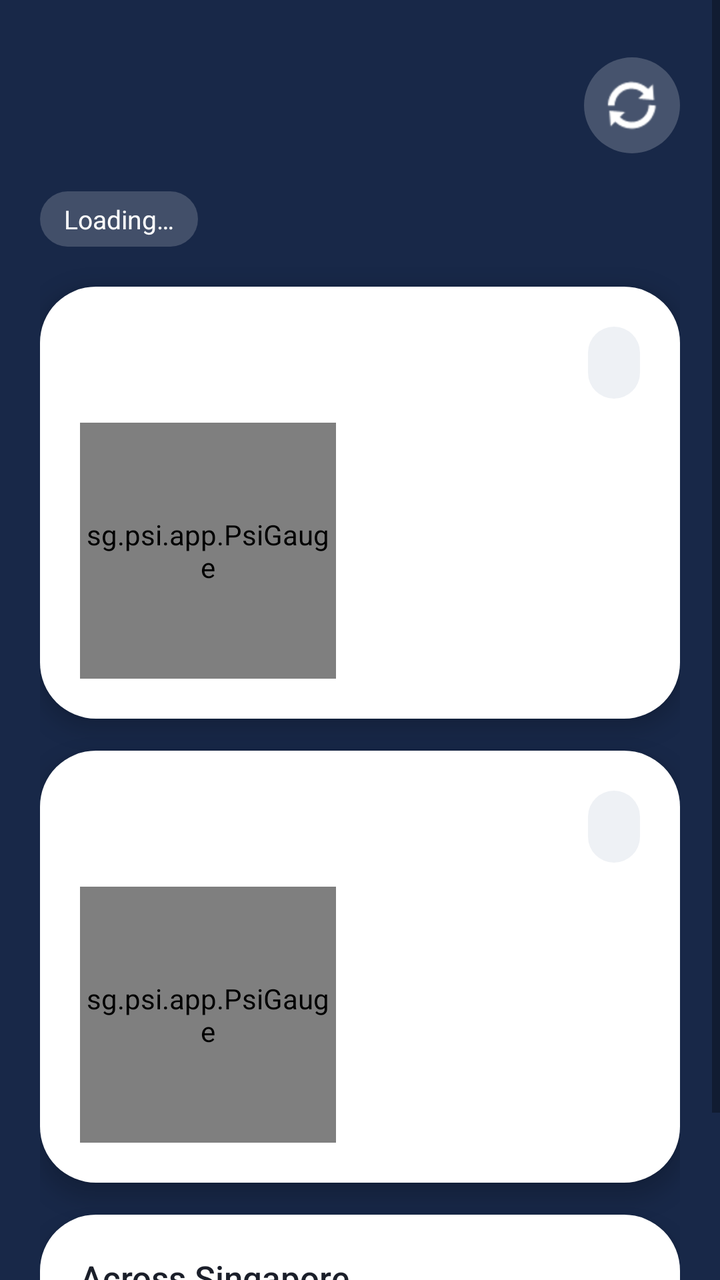
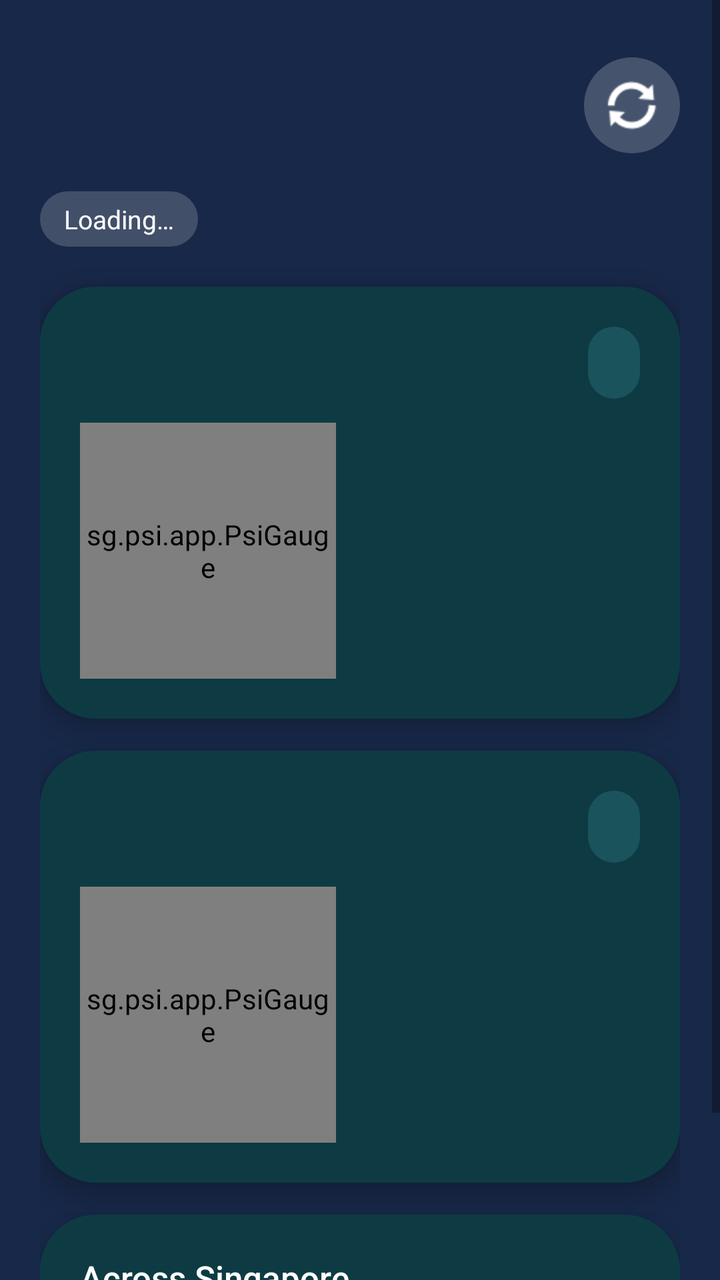

Screens rendered from an Android XML layout before and after an edit, with the pre-edit source and the edit as a unified diff.
<!-- AndroidManifest.xml: application theme android:Theme.Material.Light.NoActionBar -->
<!-- res/layout/activity_main.xml -->
<?xml version="1.0" encoding="utf-8"?>
<ScrollView xmlns:android="http://schemas.android.com/apk/res/android"
    android:id="@+id/root"
    android:layout_width="match_parent"
    android:layout_height="match_parent"
    android:background="#182848"
    android:fillViewport="true"
    android:fitsSystemWindows="true">

    <LinearLayout
        android:layout_width="match_parent"
        android:layout_height="wrap_content"
        android:orientation="vertical"
        android:paddingStart="20dp"
        android:paddingTop="24dp"
        android:paddingEnd="20dp"
        android:paddingBottom="20dp">

        <LinearLayout
            android:layout_width="match_parent"
            android:layout_height="wrap_content"
            android:gravity="center_vertical"
            android:orientation="horizontal">

            <LinearLayout
                android:layout_width="0dp"
                android:layout_height="wrap_content"
                android:layout_weight="1"
                android:orientation="vertical">

                <TextView
                    android:id="@+id/greeting"
                    android:layout_width="wrap_content"
                    android:layout_height="wrap_content"
                    android:fontFamily="sans-serif-medium"
                    android:textColor="#FFFFFF"
                    android:textSize="28sp" />

                <TextView
                    android:id="@+id/date"
                    android:layout_width="wrap_content"
                    android:layout_height="wrap_content"
                    android:alpha="0.85"
                    android:textColor="#FFFFFF"
                    android:textSize="15sp" />
            </LinearLayout>

            <ImageButton
                android:id="@+id/refresh"
                android:layout_width="48dp"
                android:layout_height="48dp"
                android:background="@drawable/glass_circle"
                android:contentDescription="Refresh"
                android:src="@android:drawable/ic_popup_sync"
                android:tint="#FFFFFF" />
        </LinearLayout>

        <TextView
            android:id="@+id/updated"
            android:layout_width="wrap_content"
            android:layout_height="wrap_content"
            android:layout_marginTop="14dp"
            android:layout_marginBottom="20dp"
            android:background="@drawable/glass_pill"
            android:paddingStart="12dp"
            android:paddingTop="5dp"
            android:paddingEnd="12dp"
            android:paddingBottom="5dp"
            android:text="Loading…"
            android:textColor="#FFFFFF"
            android:textSize="13sp" />

        <include
            android:id="@+id/home_card"
            layout="@layout/psi_card" />

        <include
            android:id="@+id/office_card"
            layout="@layout/psi_card" />

        <LinearLayout
            android:layout_width="match_parent"
            android:layout_height="wrap_content"
            android:background="@drawable/card_bg"
            android:elevation="6dp"
            android:orientation="vertical"
            android:padding="20dp">

            <TextView
                android:layout_width="wrap_content"
                android:layout_height="wrap_content"
                android:fontFamily="sans-serif-medium"
                android:text="Across Singapore"
                android:textColor="#1B1F2A"
                android:textSize="17sp" />

            <LinearLayout
                android:id="@+id/regions"
                android:layout_width="match_parent"
                android:layout_height="wrap_content"
                android:layout_marginTop="14dp"
                android:orientation="horizontal" />
        </LinearLayout>

        <TextView
            android:layout_width="match_parent"
            android:layout_height="wrap_content"
            android:layout_marginTop="16dp"
            android:alpha="0.75"
            android:gravity="center"
            android:text="24-hour PSI · National Environment Agency via data.gov.sg"
            android:textColor="#FFFFFF"
            android:textSize="12sp" />
    </LinearLayout>
</ScrollView>
<!-- res/layout/psi_card.xml (included above) -->
<?xml version="1.0" encoding="utf-8"?>
<LinearLayout xmlns:android="http://schemas.android.com/apk/res/android"
    android:layout_width="match_parent"
    android:layout_height="wrap_content"
    android:layout_marginBottom="16dp"
    android:background="@drawable/card_bg"
    android:elevation="6dp"
    android:orientation="vertical"
    android:padding="20dp">

    <LinearLayout
        android:layout_width="match_parent"
        android:layout_height="wrap_content"
        android:gravity="center_vertical"
        android:orientation="horizontal">

        <TextView
            android:id="@+id/emoji"
            android:layout_width="wrap_content"
            android:layout_height="wrap_content"
            android:textSize="22sp" />

        <TextView
            android:id="@+id/title"
            android:layout_width="0dp"
            android:layout_height="wrap_content"
            android:layout_marginStart="8dp"
            android:layout_weight="1"
            android:fontFamily="sans-serif-medium"
            android:textColor="#1B1F2A"
            android:textSize="19sp" />

        <TextView
            android:id="@+id/region"
            android:layout_width="wrap_content"
            android:layout_height="wrap_content"
            android:background="@drawable/chip_bg"
            android:fontFamily="sans-serif-medium"
            android:minHeight="36dp"
            android:gravity="center"
            android:paddingStart="14dp"
            android:paddingEnd="12dp"
            android:textColor="#1B1F2A"
            android:textSize="14sp" />
    </LinearLayout>

    <LinearLayout
        android:layout_width="match_parent"
        android:layout_height="wrap_content"
        android:layout_marginTop="12dp"
        android:gravity="center_vertical"
        android:orientation="horizontal">

        <sg.psi.app.PsiGauge
            android:id="@+id/gauge"
            android:layout_width="128dp"
            android:layout_height="128dp" />

        <LinearLayout
            android:layout_width="0dp"
            android:layout_height="wrap_content"
            android:layout_marginStart="18dp"
            android:layout_weight="1"
            android:orientation="vertical">

            <TextView
                android:id="@+id/band"
                android:layout_width="wrap_content"
                android:layout_height="wrap_content"
                android:fontFamily="sans-serif-medium"
                android:paddingStart="12dp"
                android:paddingTop="5dp"
                android:paddingEnd="12dp"
                android:paddingBottom="5dp"
                android:textColor="#FFFFFF"
                android:textSize="14sp" />

            <TextView
                android:id="@+id/advice"
                android:layout_width="wrap_content"
                android:layout_height="wrap_content"
                android:layout_marginTop="10dp"
                android:lineSpacingExtra="2dp"
                android:textColor="#4A5061"
                android:textSize="15sp" />
        </LinearLayout>
    </LinearLayout>
</LinearLayout>
<!-- resources referenced by this layout -->
<resources>
  <!-- drawable card_bg (drawable) -->
  <?xml version="1.0" encoding="utf-8"?>
  <shape xmlns:android="http://schemas.android.com/apk/res/android" android:shape="rectangle">
      <solid android:color="#FFFFFF" />
      <corners android:radius="28dp" />
  </shape>
  <!-- drawable chip_bg (drawable) -->
  <?xml version="1.0" encoding="utf-8"?>
  <shape xmlns:android="http://schemas.android.com/apk/res/android" android:shape="rectangle">
      <solid android:color="#EEF1F5" />
      <corners android:radius="20dp" />
  </shape>
  <!-- drawable glass_circle (drawable) -->
  <?xml version="1.0" encoding="utf-8"?>
  <shape xmlns:android="http://schemas.android.com/apk/res/android" android:shape="oval">
      <solid android:color="#33FFFFFF" />
  </shape>
  <!-- drawable glass_pill (drawable) -->
  <?xml version="1.0" encoding="utf-8"?>
  <shape xmlns:android="http://schemas.android.com/apk/res/android" android:shape="rectangle">
      <solid android:color="#2EFFFFFF" />
      <corners android:radius="20dp" />
  </shape>
</resources>

<!-- the commit's change to res/layout/activity_main.xml (unified diff, before → after) -->
@@ -91,7 +91,7 @@
                 android:layout_height="wrap_content"
                 android:fontFamily="sans-serif-medium"
                 android:text="Across Singapore"
-                android:textColor="#1B1F2A"
+                android:textColor="#FFFFFF"
                 android:textSize="17sp" />
 
             <LinearLayout
@@ -143,7 +143,7 @@
             android:layout_marginStart="8dp"
             android:layout_weight="1"
             android:fontFamily="sans-serif-medium"
-            android:textColor="#1B1F2A"
+            android:textColor="#FFFFFF"
             android:textSize="19sp" />
 
         <TextView
@@ -156,7 +156,7 @@
             android:gravity="center"
             android:paddingStart="14dp"
             android:paddingEnd="12dp"
-            android:textColor="#1B1F2A"
+            android:textColor="#FFFFFF"
             android:textSize="14sp" />
     </LinearLayout>
 
@@ -197,7 +197,7 @@
                 android:layout_height="wrap_content"
                 android:layout_marginTop="10dp"
                 android:lineSpacingExtra="2dp"
-                android:textColor="#4A5061"
+                android:textColor="#B9D6D9"
                 android:textSize="15sp" />
         </LinearLayout>
     </LinearLayout>
<!-- resource entries referenced after the edit -->
@@ -3,13 +3,13 @@
   <!-- drawable card_bg (drawable) -->
   <?xml version="1.0" encoding="utf-8"?>
   <shape xmlns:android="http://schemas.android.com/apk/res/android" android:shape="rectangle">
-      <solid android:color="#FFFFFF" />
+      <solid android:color="#0E3B43" />
       <corners android:radius="28dp" />
   </shape>
   <!-- drawable chip_bg (drawable) -->
   <?xml version="1.0" encoding="utf-8"?>
   <shape xmlns:android="http://schemas.android.com/apk/res/android" android:shape="rectangle">
-      <solid android:color="#EEF1F5" />
+      <solid android:color="#1B535C" />
       <corners android:radius="20dp" />
   </shape>
   <!-- drawable glass_circle (drawable) -->
